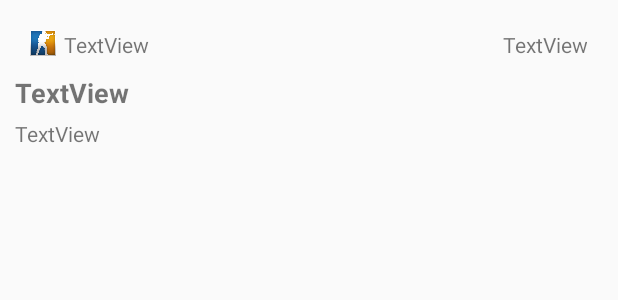
After one commit to toxiec/eNfo, an Android app: the layout featured_tournament_row_layout.xml on its own in the app's theme, with its tools: preview values and no code run, on a phone screen of 412 x 824 dp. The commit adds this screen. Shown: the top 300 px of the screen. Run offline under Robolectric (Android 15) with nearby library versions, the phone set to English and light mode, and no system bars.

```diff
--- a/app/build.gradle
+++ b/app/build.gradle
@@ -24,8 +24,11 @@ dependencies {
     androidTestCompile('com.android.support.test.espresso:espresso-core:2.2.2', {
         exclude group: 'com.android.support', module: 'support-annotations'
     })
+
     compile 'com.android.support:appcompat-v7:25.3.1'
     compile 'com.android.support.constraint:constraint-layout:1.0.2'
     compile 'com.android.support:design:25.3.1'
+    compile 'com.android.support:support-v4:25.3.1'
+    compile 'com.android.support:recyclerview-v7:25.3.1'
     testCompile 'junit:junit:4.12'
 }
--- a/app/src/main/java/enfo/android/mc/fhooe/at/enfo/Entities/Discipline.java
+++ b/app/src/main/java/enfo/android/mc/fhooe/at/enfo/Entities/Discipline.java
@@ -1,8 +1,11 @@
 package enfo.android.mc.fhooe.at.enfo.Entities;
 
 import android.media.Image;
+import android.os.Parcelable;
 
-public class Discipline {
+import java.io.Serializable;
+
+public class Discipline implements Serializable {
     private String mId;
     private String mName;
     private String mShortname;
--- a/app/src/main/java/enfo/android/mc/fhooe/at/enfo/MainActivity.java
+++ b/app/src/main/java/enfo/android/mc/fhooe/at/enfo/MainActivity.java
@@ -27,6 +27,7 @@ import enfo.android.mc.fhooe.at.enfo.Adapter.DiscipleAdapter;
 import enfo.android.mc.fhooe.at.enfo.Entities.Discipline;
 
 public class MainActivity extends AppCompatActivity {
+    private static final String DISCIPLINE_KEY = "discipline_key";
     private final String API_KEY = "JK5nCbHtb9yEGHDYNCdYgCvHGXRD7r-3HwVOJDjSMME";
     private final String API_KEY_HTTP_HEADER = "X-Api-Key";
     private final String mDisciplesURL = "https://api.toornament.com/v1/disciplines";
@@ -48,7 +49,10 @@ public class MainActivity extends AppCompatActivity {
             public void onItemClick(AdapterView<?> _adapter, View _view, int _position, long _id) {
                 Discipline discipline = (Discipline) _adapter.getItemAtPosition(_position);
                 System.out.println(discipline.getmFullname()+" has been selected");
+                Bundle bundle = new Bundle();
+                bundle.putSerializable(DISCIPLINE_KEY, discipline);
                 Intent i = new Intent(MainActivity.this, DisciplineActivity.class);
+                i.putExtras(bundle);
                 startActivity(i);
             }
         });
--- a/app/src/main/res/layout/disciple_row_layout.xml
+++ b/app/src/main/res/layout/disciple_row_layout.xml
@@ -4,8 +4,7 @@
     android:layout_width="match_parent"
     android:layout_height="wrap_content"
     android:orientation="horizontal"
-    android:paddingBottom="10dp"
-    android:paddingTop="10dp" >
+    android:padding="10dp">
 
     <ImageView
         android:id="@+id/image_disciplineLogo"
--- /dev/null
+++ b/app/src/main/res/layout/featured_tournament_row_layout.xml
@@ -0,0 +1,68 @@
+<?xml version="1.0" encoding="utf-8"?>
+<LinearLayout xmlns:android="http://schemas.android.com/apk/res/android"
+    xmlns:app="http://schemas.android.com/apk/res-auto"
+    android:layout_width="match_parent"
+    android:layout_height="wrap_content"
+    android:orientation="vertical"
+    android:padding="10dp">
+
+    <LinearLayout
+        android:layout_width="match_parent"
+        android:layout_height="wrap_content"
+        android:orientation="horizontal"
+        android:padding="10dp">
+
+        <ImageView
+            android:id="@+id/img_tournament_discipline"
+            android:layout_width="17dp"
+            android:layout_height="17dp"
+            android:layout_marginRight="5dp"
+            app:srcCompat="@drawable/image_featured_tournament_csgo" />
+
+        <TextView
+            android:id="@+id/tv_discipline"
+            android:layout_width="wrap_content"
+            android:layout_height="wrap_content"
+            android:layout_marginRight="10dp"
+            android:layout_weight="1"
+            android:gravity="left"
+            android:text="TextView" />
+
+        <TextView
+            android:id="@+id/tv_date"
+            android:layout_width="wrap_content"
+            android:layout_height="wrap_content"
+            android:layout_weight="0.2"
+            android:gravity="right"
+            android:text="TextView" />
+    </LinearLayout>
+
+    <LinearLayout
+        android:layout_width="match_parent"
+        android:layout_height="wrap_content"
+        android:layout_marginBottom="5dp"
+        android:orientation="vertical">
+
+        <TextView
+            android:id="@+id/tv_tournament_name"
+            android:layout_width="match_parent"
+            android:layout_height="wrap_content"
+            android:text="TextView"
+            android:textSize="18sp"
+            android:textStyle="bold" />
+    </LinearLayout>
+
+    <LinearLayout
+        android:layout_width="match_parent"
+        android:layout_height="wrap_content"
+        android:orientation="vertical">
+
+        <TextView
+            android:id="@+id/tv_location"
+            android:layout_width="match_parent"
+            android:layout_height="wrap_content"
+            android:text="TextView" />
+
+    </LinearLayout>
+
+</LinearLayout>
--- a/app/src/main/res/values/dimens.xml
+++ b/app/src/main/res/values/dimens.xml
@@ -4,4 +4,5 @@
     <dimen name="activity_vertical_margin">16dp</dimen>
     <dimen name="fab_margin">16dp</dimen>
     <dimen name="appbar_padding_top">8dp</dimen>
+    <dimen name="text_margin">16dp</dimen>
 </resources>
```
Also changed, not shown: app/src/main/java/enfo/android/mc/fhooe/at/enfo/Adapter/FeaturedTournamentAdapter.java (added, +95 -0 lines), app/src/main/java/enfo/android/mc/fhooe/at/enfo/DisciplineActivity.java (+70 -89 lines), app/src/main/java/enfo/android/mc/fhooe/at/enfo/Entities/FeaturedTournament.java (added, +116 -0 lines), app/src/main/java/enfo/android/mc/fhooe/at/enfo/Fragments/FeaturedTournamentFragment.java (added, +44 -0 lines), app/src/main/res/layout/activity_discipline.xml (+23 -24 lines), app/src/main/res/layout/fragment_featured_tournament.xml (added, +10 -0 lines), app/src/main/res/menu/menu_discipline.xml (deleted, +0 -10 lines), app/src/main/res/drawable/app_bar_image_csgo.png (added), app/src/main/res/drawable/image_featured_tournament_csgo.png (added).
